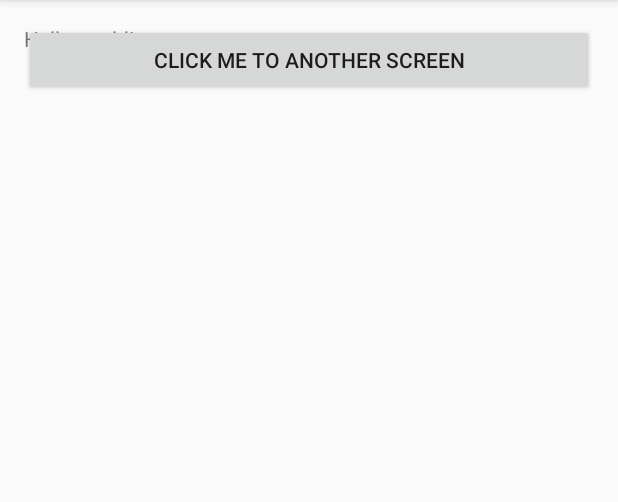
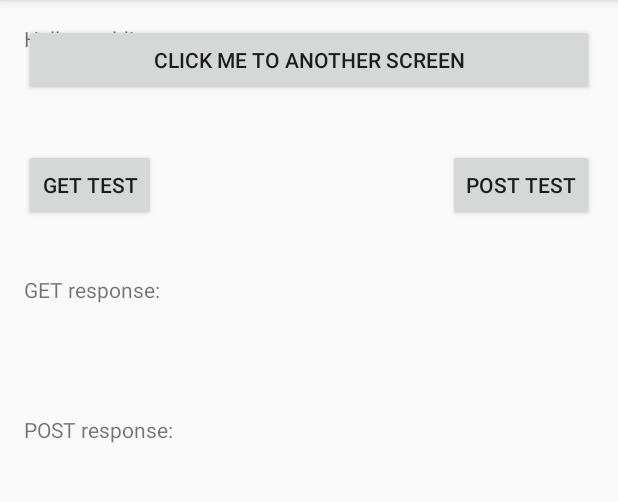
Before and after one commit to derdaster/lagger, an Android app: the screen it shows after launch (MainActivity), on a phone screen of 412 x 824 dp, the part 84-586 px from its top. Run offline under Robolectric (Android 15) with nearby library versions, the phone set to English and light mode, and no system bars.

Commit message:
test połączenia z serwerem (GET i POST)

```diff
--- a/app/app/build.gradle
+++ b/app/app/build.gradle
@@ -23,4 +23,5 @@ dependencies {
     compile fileTree(dir: 'libs', include: ['*.jar'])
     compile 'com.android.support:appcompat-v7:22.0.0'
     compile 'com.google.android.gms:play-services:6.5.87'
+    compile 'com.google.code.gson:gson:2.3.1'
 }
--- a/app/app/src/main/java/com/android/lagger/forms/main/MainActivity.java
+++ b/app/app/src/main/java/com/android/lagger/forms/main/MainActivity.java
@@ -2,25 +2,39 @@ package com.android.lagger.forms.main;
 
 import android.content.Context;
 import android.content.Intent;
+import android.os.AsyncTask;
 import android.os.Bundle;
 import android.support.v7.app.ActionBarActivity;
 import android.view.Menu;
 import android.view.MenuItem;
 import android.view.View;
 import android.widget.Button;
+import android.widget.TextView;
 
 import com.android.lagger.R;
 import com.android.lagger.gpslocation.GPSActivity;
+import com.android.lagger.serverConnection.TestServerConnection;
 
 
 public class MainActivity extends ActionBarActivity {
 
     Button button;
+    Button btnGet;
+    Button btnPost;
+
+    TextView getResponseTextView;
+    TextView postResponseTextView;
+
+    String responseGET = "testowy string";
+    String responsePOST;
+
+
     @Override
     protected void onCreate(Bundle savedInstanceState) {
         super.onCreate(savedInstanceState);
         setContentView(R.layout.activity_main);
         addListenerOnButton();
+        addListenerOnServerButtons();
     }
 
     @Override
@@ -64,4 +78,56 @@ public class MainActivity extends ActionBarActivity {
         });
 
     }
+
+    public void addListenerOnServerButtons(){
+        final Context context = this;
+
+        btnGet = (Button) findViewById(R.id.GETbutton);
+        btnPost = (Button) findViewById(R.id.POSTbutton);
+
+        btnGet.setOnClickListener(new View.OnClickListener() {
+
+            @Override
+            public void onClick(View arg0) {
+
+               new AsyncTask<String, Void, String>() {
+                    @Override
+                    protected String doInBackground(String... urls) {
+                        return  TestServerConnection.GET(TestServerConnection.TEST_CONNECTION_URL);
+                    }
+                    // onPostExecute displays the results of the AsyncTask.
+                    @Override
+                    protected void onPostExecute(String result) {
+                        getResponseTextView = (TextView) findViewById(R.id.textView2);
+                        getResponseTextView.setText(getResponseTextView.getText() + result);
+                    }
+                }.execute();
+
+            }
+
+        });
+
+        btnPost.setOnClickListener(new View.OnClickListener() {
+
+            @Override
+            public void onClick(View arg0) {
+                new AsyncTask<String, Void, String>() {
+                    @Override
+                    protected String doInBackground(String... urls) {
+                        return  TestServerConnection.POST(TestServerConnection.TEST_POST);
+                    }
+                    // onPostExecute displays the results of the AsyncTask.
+                    @Override
+                    protected void onPostExecute(String result) {
+                        postResponseTextView = (TextView) findViewById(R.id.textView3);
+                        postResponseTextView.setText(postResponseTextView.getText() + result);
+                    }
+                }.execute();
+
+            }
+
+        });
+
+    }
+
 }
--- a/app/app/src/main/res/layout/activity_main.xml
+++ b/app/app/src/main/res/layout/activity_main.xml
@@ -6,10 +6,52 @@
     android:paddingBottom="@dimen/activity_vertical_margin" tools:context=".MainActivity">
 
     <TextView android:text="@string/hello_world" android:layout_width="wrap_content"
-        android:layout_height="wrap_content" />
+        android:layout_height="wrap_content"
+        android:id="@+id/textView" />
     <Button
         android:id="@+id/button1"
         android:layout_width="fill_parent"
         android:layout_height="wrap_content"
         android:text="Click me to another screen" />
+
+    <Button
+        android:layout_width="wrap_content"
+        android:layout_height="wrap_content"
+        android:text="GET TEST"
+        android:id="@+id/GETbutton"
+        android:layout_marginTop="35dp"
+        android:layout_below="@+id/button1"
+        android:layout_alignParentLeft="true"
+        android:layout_alignParentStart="true" />
+
+    <Button
+        android:layout_width="wrap_content"
+        android:layout_height="wrap_content"
+        android:text="POST TEST"
+        android:id="@+id/POSTbutton"
+        android:layout_alignTop="@+id/GETbutton"
+        android:layout_alignRight="@+id/button1"
+        android:layout_alignEnd="@+id/button1" />
+
+    <TextView
+        android:layout_width="wrap_content"
+        android:layout_height="wrap_content"
+        android:text="GET response:"
+        android:id="@+id/textView2"
+        android:layout_below="@+id/GETbutton"
+        android:layout_marginTop="36dp"
+        android:layout_alignRight="@+id/POSTbutton"
+        android:layout_alignEnd="@+id/POSTbutton"
+        android:layout_alignParentLeft="true"
+        android:layout_alignParentStart="true" />
+
+    <TextView
+        android:layout_width="wrap_content"
+        android:layout_height="wrap_content"
+        android:text="POST response:"
+        android:id="@+id/textView3"
+        android:layout_below="@+id/textView2"
+        android:layout_alignParentLeft="true"
+        android:layout_alignParentStart="true"
+        android:layout_marginTop="74dp" />
 </RelativeLayout>
```
Also changed, not shown: app/app/src/main/java/com/android/lagger/serverConnection/TestServerConnection.java (added, +122 -0 lines), 1 other file.
